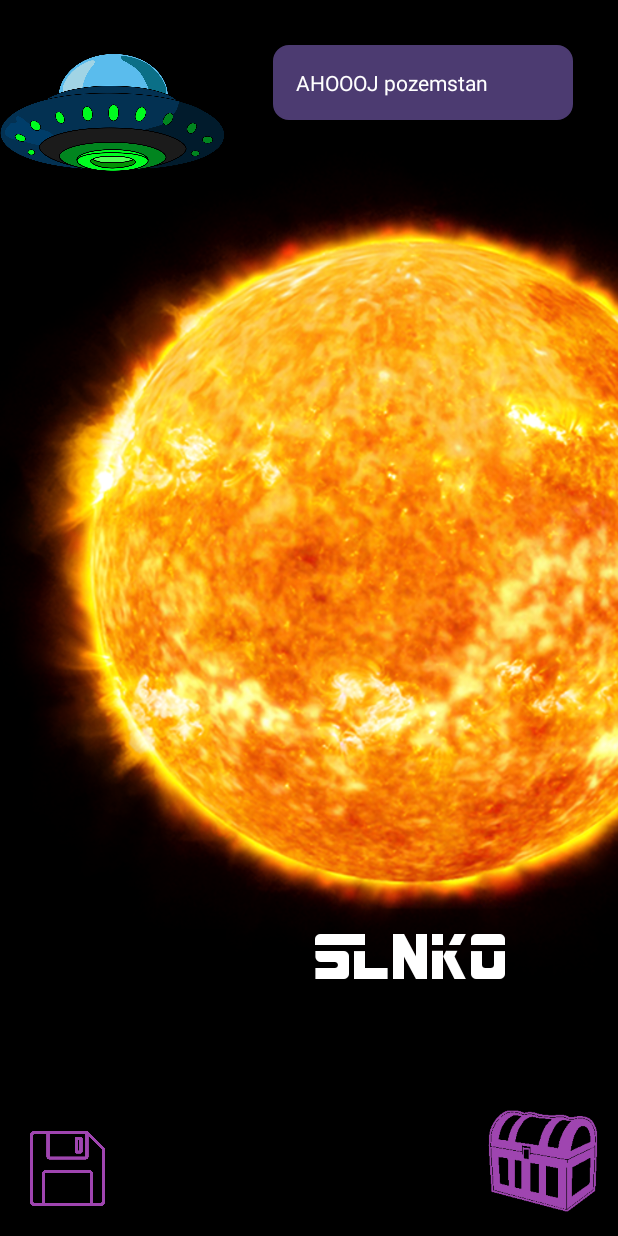
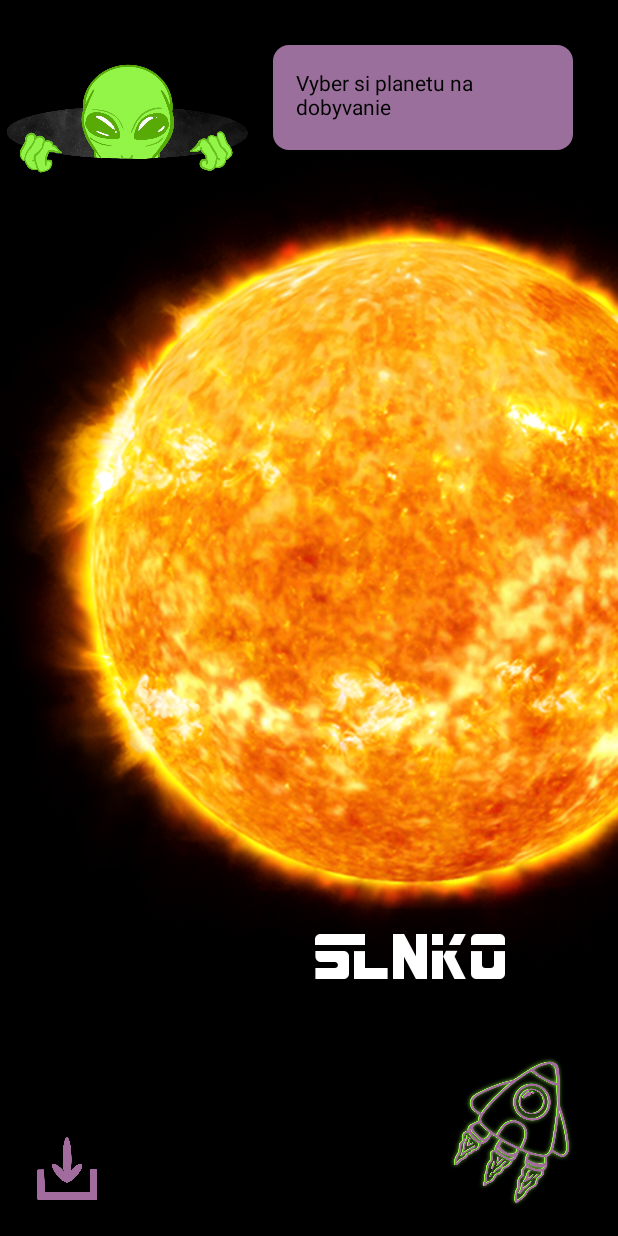
Before and after one commit to barb-b/Dobyvatel, an Android app: the MilkyWay screen opened directly, with no data from a screen before it, on a phone screen of 412 x 824 dp. Run offline under Robolectric (Android 15) with nearby library versions, the phone set to English and light mode, and no system bars.

Commit message:
zacatie refactoringu grafiky

```diff
--- a/app/src/main/java/com/example/dobyvatel/CollectionFragment.kt
+++ b/app/src/main/java/com/example/dobyvatel/CollectionFragment.kt
@@ -19,7 +19,7 @@ class CollectionFragment : Fragment(R.layout.fragment_collection) {
         val view = inflater.inflate(R.layout.fragment_collection, container, false)
         val image = view.findViewById<ImageView>(R.id.goldemImage)
 
-                if (Constants.isTrue){
+        if (Constants.isTrue){
             image.visibility = View.VISIBLE
         }
 
--- a/app/src/main/java/com/example/dobyvatel/LevelsPage.kt
+++ b/app/src/main/java/com/example/dobyvatel/LevelsPage.kt
@@ -23,5 +23,8 @@ class LevelsPage : AppCompatActivity() {
             val intent = Intent(this, MilkyWay::class.java)
             startActivity(intent)
         }
+
+
+        //TODO ostatne levely
     }
 }
--- a/app/src/main/java/com/example/dobyvatel/MilkyWay.kt
+++ b/app/src/main/java/com/example/dobyvatel/MilkyWay.kt
@@ -183,6 +183,8 @@ class MilkyWay : AppCompatActivity() {
             //TODO presmerovanie na stranku, kde budu ulozene karticky
 
 
+            //TODO aktualizacia karticiek
+            //zasa na zaklade co je done -> karticka bude visible
             binding.ufoText.text = "isTrue " + Constants.isTrue.toString()
 
 
@@ -276,7 +278,7 @@ class MilkyWay : AppCompatActivity() {
             putBoolean("IS_SAVED",Constants.isSaved)
         }.apply()
 
-        Toast.makeText(this,"Data saved", Toast.LENGTH_SHORT).show()
+        Toast.makeText(this,"Hra uložená", Toast.LENGTH_SHORT).show()
     }
 
     var resultLauncher = registerForActivityResult(ActivityResultContracts.StartActivityForResult()) { result ->
--- a/app/src/main/java/com/example/dobyvatel/Quizz.kt
+++ b/app/src/main/java/com/example/dobyvatel/Quizz.kt
@@ -174,7 +174,6 @@ class Quizz : AppCompatActivity() {
 
             }
 
-
         }else{
             // Generuje sa dalsia otazka
 
--- a/app/src/main/res/drawable/rounded_courner.xml
+++ b/app/src/main/res/drawable/rounded_courner.xml
@@ -2,9 +2,9 @@
 <shape xmlns:android="http://schemas.android.com/apk/res/android" >
     <stroke
         android:width="1dp"
-        android:color="@color/galaxy_purple" />
+        android:color="@color/background_text" />
 
-    <solid android:color="@color/galaxy_purple" />
+    <solid android:color="@color/background_text" />
 
     <padding
         android:left="1dp"
--- a/app/src/main/res/layout/activity_milkyway_map.xml
+++ b/app/src/main/res/layout/activity_milkyway_map.xml
@@ -334,12 +334,12 @@
 
         <ImageButton
             android:id="@+id/chest"
-            android:layout_width="80dp"
-            android:layout_height="80dp"
-            app:srcCompat="@drawable/chest"
+            android:layout_width="100dp"
+            android:layout_height="100dp"
+            app:srcCompat="@drawable/rocket"
             android:layout_gravity="bottom|end"
             android:adjustViewBounds="true"
-            android:layout_margin="10dp"
+            android:layout_margin="20dp"
             android:background="@null"
             android:scaleType="fitCenter"/>
 
@@ -358,23 +358,25 @@
         <TextView
             android:id="@+id/ufoText"
             android:layout_width="200dp"
-            android:layout_height="50dp"
+            android:layout_height="70dp"
             android:layout_gravity="top|right"
             android:layout_margin="30dp"
+            android:layout_marginTop="20dp"
             android:layout_marginBottom="100dip"
             android:layout_weight="1"
             android:background="@drawable/rounded_courner"
             android:padding="15dp"
-            android:text="AHOOOJ pozemstan"
-            android:textColor="@color/white" />
+            android:text="Vyber si planetu na dobyvanie"
+            android:textColor="@color/black" />
 
         <ImageView
             android:id="@+id/alien"
-            android:layout_width="150dp"
-            android:layout_height="150dp"
+            android:layout_width="170dp"
+            android:layout_height="100dp"
             android:layout_gravity="top|left"
             android:adjustViewBounds="false"
-            app:srcCompat="@drawable/alienship"
+            app:srcCompat="@drawable/alien"
+            android:layout_marginTop="30dp"
             android:layout_marginBottom="-50dp"/>
 
         <androidx.fragment.app.FragmentContainerView
--- a/app/src/main/res/values/colors.xml
+++ b/app/src/main/res/values/colors.xml
@@ -12,5 +12,9 @@
     <color name="galaxy_green">#115268</color>
     <color name="galaxy_purple_light">#9f45b0</color>
     <color name="galaxy_grey">#252525</color>
+    <color name="background_text">#9a6f9b</color>
+    <color name="neon_green">#a9f265</color>
+    <color name="button_colortext">#573d54</color>
 
+    <color name="text_color">#6ca933</color>
 </resources>
```
Also changed, not shown: app/src/main/AndroidManifest.xml (+8 -4 lines), app/src/main/res/layout/activity_decision_page.xml (+13 -3 lines), app/src/main/res/layout/fragment_collection.xml (+6 -1 lines), app/src/main/res/drawable/alien.PNG (added), app/src/main/res/drawable/alien.png (deleted), app/src/main/res/drawable/rocket.png (added), app/src/main/res/drawable/save.PNG (added), app/src/main/res/drawable/save.png (deleted), 1 other file.
